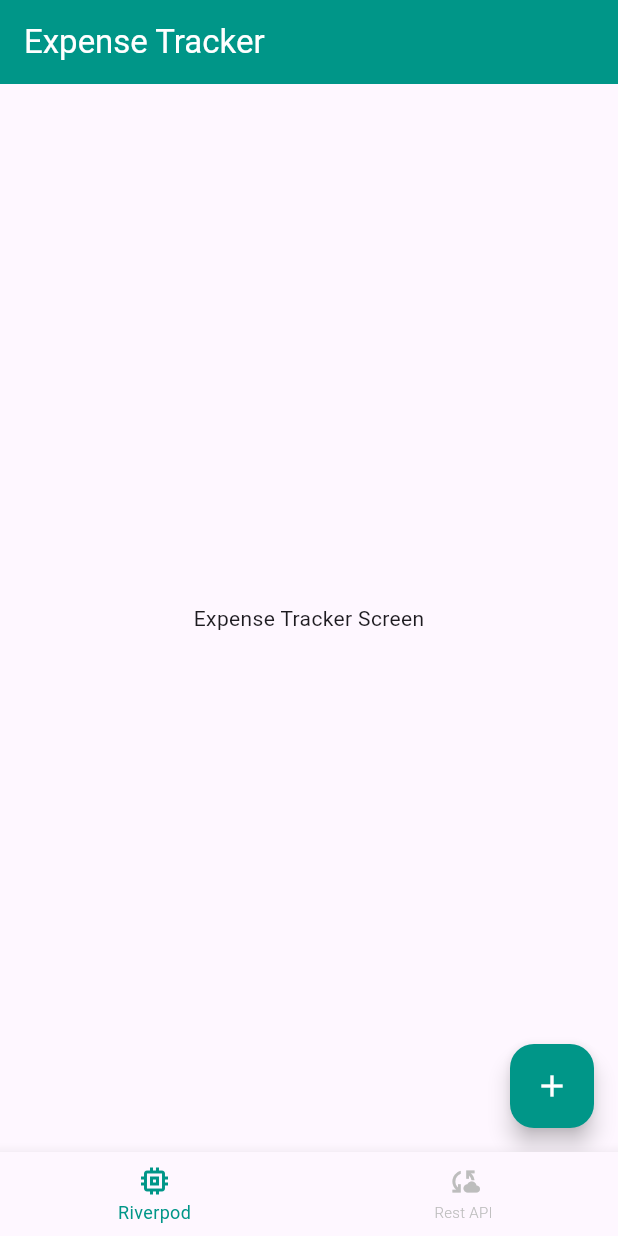
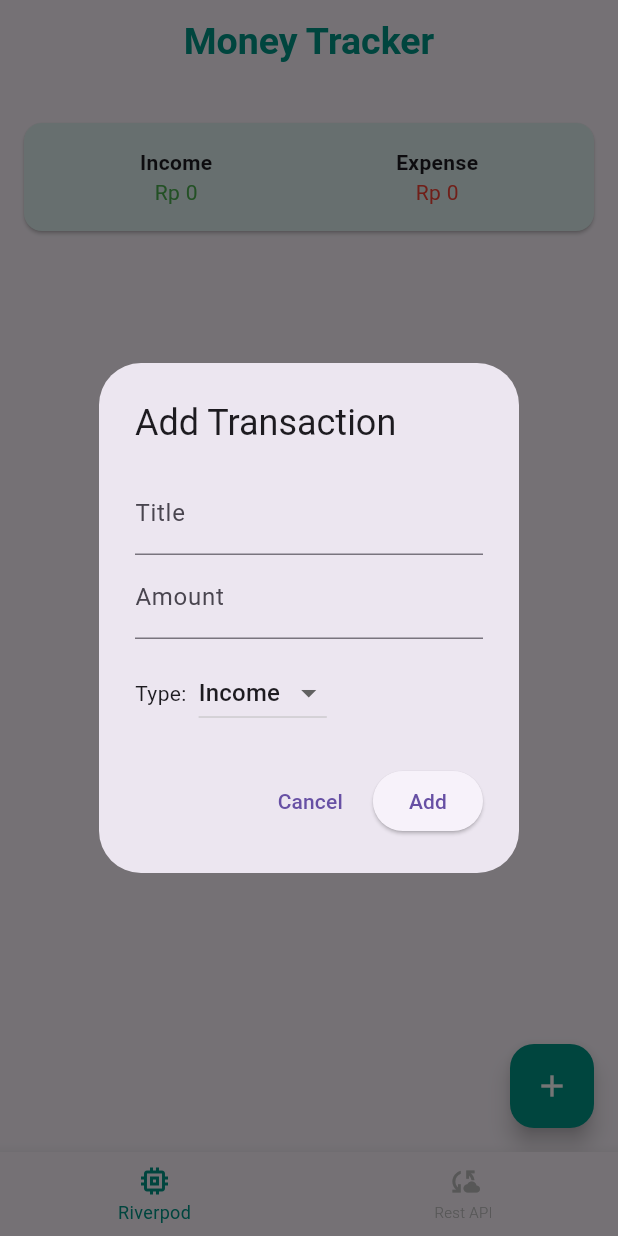
Before and after one commit to alikahfi275/flutter_case_study, a Flutter app: the screen it shows after launch, after a tap on the "add" icon, on a phone screen of 412 x 824 dp. Run offline on Flutter 3.47's test engine with Material 3 defaults, Android fonts, the phone set to English and light mode, and no system bars; our stand-ins replace dio, flutter_riverpod.

Commit message:
add riverpod

```diff
--- a/lib/core/routes/bottom_nav.dart
+++ b/lib/core/routes/bottom_nav.dart
@@ -1,6 +1,7 @@
-import 'package:case_study/data/bottom_nav_provider.dart';
 import 'package:flutter/material.dart';
 import 'package:flutter_riverpod/flutter_riverpod.dart';
+
+import '../../data/providers/bottom_nav_provider.dart';
 
 class BottomNav extends ConsumerWidget {
   const BottomNav({super.key});
--- /dev/null
+++ b/lib/core/utils/animated.dart
@@ -0,0 +1,89 @@
+import 'package:flutter/material.dart';
+
+enum AnimationType { fade, slide, slideFade }
+
+class AnimatedSlideFade extends StatefulWidget {
+  final Widget child;
+  final int delay;
+  final Duration duration;
+  final Offset offset;
+  final Curve curve;
+  final AnimationType type;
+
+  const AnimatedSlideFade({
+    super.key,
+    required this.child,
+    this.delay = 0,
+    this.duration = const Duration(milliseconds: 600),
+    this.offset = const Offset(0, 0.1),
+    this.curve = Curves.easeOut,
+    this.type = AnimationType.slideFade,
+  });
+
+  @override
+  State<AnimatedSlideFade> createState() => _AnimatedSlideFadeState();
+}
+
+class _AnimatedSlideFadeState extends State<AnimatedSlideFade>
+    with SingleTickerProviderStateMixin {
+  late AnimationController _controller;
+  late Animation<Offset> _slideAnimation;
+  late Animation<double> _fadeAnimation;
+
+  @override
+  void initState() {
+    super.initState();
+
+    _controller = AnimationController(duration: widget.duration, vsync: this);
+    final curved = CurvedAnimation(parent: _controller, curve: widget.curve);
+
+    _fadeAnimation = Tween<double>(begin: 0, end: 1).animate(curved);
+    _slideAnimation = Tween<Offset>(
+      begin: widget.offset,
+      end: Offset.zero,
+    ).animate(curved);
+
+    Future.delayed(Duration(milliseconds: widget.delay), () {
+      if (mounted) _controller.forward();
+    });
+  }
+
+  @override
+  void dispose() {
+    _controller.dispose();
+    super.dispose();
+  }
+
+  @override
+  Widget build(BuildContext context) {
+    Widget animatedChild = widget.child;
+
+    switch (widget.type) {
+      case AnimationType.fade:
+        animatedChild = FadeTransition(
+          opacity: _fadeAnimation,
+          child: widget.child,
+        );
+        break;
+
+      case AnimationType.slide:
+        animatedChild = SlideTransition(
+          position: _slideAnimation,
+          child: widget.child,
+        );
+        break;
+
+      case AnimationType.slideFade:
+        animatedChild = FadeTransition(
+          opacity: _fadeAnimation,
+          child: SlideTransition(
+            position: _slideAnimation,
+            child: widget.child,
+          ),
+        );
+        break;
+    }
+
+    return animatedChild;
+  }
+}
--- /dev/null
+++ b/lib/core/utils/formatters.dart
@@ -0,0 +1,19 @@
+import 'package:intl/intl.dart';
+
+String formatRupiah(double number) {
+  final formatter = NumberFormat.currency(
+    locale: 'id_ID',
+    symbol: 'Rp ',
+    decimalDigits: 0,
+  );
+  return formatter.format(number);
+}
+
+String formatRupiahWithDecimal(double number) {
+  final formatter = NumberFormat.currency(
+    locale: 'id_ID',
+    symbol: 'Rp ',
+    decimalDigits: 2,
+  );
+  return formatter.format(number);
+}
--- /dev/null
+++ b/lib/data/models/form.dart
@@ -0,0 +1,23 @@
+class TransactionFormState {
+  final String title;
+  final double amount;
+  final bool isIncome;
+
+  TransactionFormState({
+    this.title = '',
+    this.amount = 0,
+    this.isIncome = true,
+  });
+
+  TransactionFormState copyWith({
+    String? title,
+    double? amount,
+    bool? isIncome,
+  }) {
+    return TransactionFormState(
+      title: title ?? this.title,
+      amount: amount ?? this.amount,
+      isIncome: isIncome ?? this.isIncome,
+    );
+  }
+}
--- /dev/null
+++ b/lib/data/models/transaction.dart
@@ -0,0 +1,13 @@
+class Transaction {
+  final String id;
+  final String title;
+  final double amount;
+  final bool isIncome;
+
+  Transaction({
+    required this.id,
+    required this.title,
+    required this.amount,
+    required this.isIncome,
+  });
+}
--- /dev/null
+++ b/lib/data/providers/form_provider.dart
@@ -0,0 +1,29 @@
+import 'package:flutter_riverpod/legacy.dart';
+
+import '../../data/models/form.dart';
+
+class TransactionFormNotifier extends StateNotifier<TransactionFormState> {
+  TransactionFormNotifier() : super(TransactionFormState());
+
+  void setTitle(String value) {
+    state = state.copyWith(title: value);
+  }
+
+  void setAmount(double value) {
+    state = state.copyWith(amount: value);
+  }
+
+  void setIsIncome(bool value) {
+    state = state.copyWith(isIncome: value);
+  }
+
+  void reset() {
+    state = TransactionFormState();
+  }
+}
+
+final transactionFormProvider =
+    StateNotifierProvider.autoDispose<
+      TransactionFormNotifier,
+      TransactionFormState
+    >((ref) => TransactionFormNotifier());
--- /dev/null
+++ b/lib/data/providers/transaction_provider.dart
@@ -0,0 +1,29 @@
+import 'package:uuid/uuid.dart';
+import 'package:flutter_riverpod/legacy.dart';
+
+import '../models/transaction.dart';
+
+final uuid = const Uuid();
+
+class TransactionNotifier extends StateNotifier<List<Transaction>> {
+  TransactionNotifier() : super([]);
+
+  void addTransaction(String title, double amount, bool isIncome) {
+    final newTransaction = Transaction(
+      id: uuid.v4(),
+      title: title,
+      amount: amount,
+      isIncome: isIncome,
+    );
+    state = [newTransaction, ...state];
+  }
+
+  void deleteTransaction(String id) {
+    state = state.where((tx) => tx.id != id).toList();
+  }
+}
+
+final transactionProvider =
+    StateNotifierProvider<TransactionNotifier, List<Transaction>>((ref) {
+      return TransactionNotifier();
+    });
--- a/lib/view/expense_tracker_screen.dart
+++ /dev/null
@@ -1,26 +0,0 @@
-import 'package:flutter/material.dart';
-
-class ExpenseTrackerScreen extends StatelessWidget {
-  const ExpenseTrackerScreen({super.key});
-
-  @override
-  Widget build(BuildContext context) {
-    return Scaffold(
-      appBar: AppBar(
-        title: const Text(
-          'Expense Tracker',
-          style: TextStyle(color: Colors.white),
-        ),
-        backgroundColor: Colors.teal,
-      ),
-      body: const Center(child: Text('Expense Tracker Screen')),
-      floatingActionButton: FloatingActionButton(
-        onPressed: () {},
-        backgroundColor: Colors.teal,
-        foregroundColor: Colors.white,
-        child: const Icon(Icons.add),
-      ),
-      floatingActionButtonAnimator: FloatingActionButtonAnimator.scaling,
-    );
-  }
-}
--- /dev/null
+++ b/lib/view/money_tracker_screen.dart
@@ -0,0 +1,114 @@
+import 'package:flutter/material.dart';
+import 'package:flutter_riverpod/flutter_riverpod.dart';
+
+import '../core/utils/animated.dart';
+import '../core/utils/formatters.dart';
+import '../widgets/transaction_card.dart';
+import '../core/utils/animated_list.dart';
+import '../widgets/add_transaction_dialog.dart';
+import '../data/providers/transaction_provider.dart';
+
+class MoneyTrackerScreen extends ConsumerWidget {
+  const MoneyTrackerScreen({super.key});
+
+  @override
+  Widget build(BuildContext context, WidgetRef ref) {
+    final transactions = ref.watch(transactionProvider);
+    final transactionsNotifier = ref.read(transactionProvider.notifier);
+
+    final totalIncome = transactions
+        .where((t) => t.isIncome)
+        .fold(0.0, (sum, t) => sum + t.amount);
+    final totalExpense = transactions
+        .where((t) => !t.isIncome)
+        .fold(0.0, (sum, t) => sum + t.amount);
+
+    void openAddDialog() {
+      showDialog(
+        context: context,
+        builder: (_) => AddTransactionDialog(
+          onSubmit: (title, amount, isIncome) {
+            transactionsNotifier.addTransaction(title, amount, isIncome);
+          },
+        ),
+      );
+    }
+
+    return Scaffold(
+      appBar: AppBar(
+        title: const Text(
+          'Money Tracker',
+          style: TextStyle(
+            color: Colors.teal,
+            fontSize: 25,
+            fontWeight: FontWeight.w600,
+          ),
+        ),
+        centerTitle: true,
+      ),
+      floatingActionButton: AnimatedSlideFade(
+        delay: 500,
+        type: AnimationType.slide,
+        offset: const Offset(0, 2),
+        child: FloatingActionButton(
+          onPressed: openAddDialog,
+          backgroundColor: Colors.teal,
+          child: const Icon(Icons.add, color: Colors.white),
+        ),
+      ),
+      body: Column(
+        children: [
+          const SizedBox(height: 10),
+          Card(
+            margin: const EdgeInsets.all(16),
+            color: Colors.teal.shade50,
+            child: Padding(
+              padding: const EdgeInsets.all(16.0),
+              child: Row(
+                mainAxisAlignment: MainAxisAlignment.spaceAround,
+                children: [
+                  Column(
+                    children: [
+                      const Text(
+                        'Income',
+                        style: TextStyle(fontWeight: FontWeight.bold),
+                      ),
+                      Text(
+                        formatRupiah(totalIncome),
+                        style: const TextStyle(color: Colors.green),
+                      ),
+                    ],
+                  ),
+                  Column(
+                    children: [
+                      const Text(
+                        'Expense',
+                        style: TextStyle(fontWeight: FontWeight.bold),
+                      ),
+                      Text(
+                        formatRupiah(totalExpense),
+                        style: const TextStyle(color: Colors.red),
+                      ),
+                    ],
+                  ),
+                ],
+              ),
+            ),
+          ),
+          Expanded(
+            child: transactions.isEmpty
+                ? const Center(child: Text('No transactions yet'))
+                : AnimatedItemList(
+                    items: transactions,
+                    itemBuilder: (context, tx, index) => TransactionCard(
+                      transaction: tx,
+                      onDelete: () =>
+                          transactionsNotifier.deleteTransaction(tx.id),
+                    ),
+                  ),
+          ),
+        ],
+      ),
+    );
+  }
+}
--- /dev/null
+++ b/lib/widgets/add_transaction_dialog.dart
@@ -0,0 +1,90 @@
+import 'package:flutter/material.dart';
+import 'package:flutter_riverpod/flutter_riverpod.dart';
+
+import '../data/providers/form_provider.dart';
+
+class AddTransactionDialog extends ConsumerWidget {
+  AddTransactionDialog({super.key, required this.onSubmit});
+
+  final Function(String title, double amount, bool isIncome) onSubmit;
+  final _formKey = GlobalKey<FormState>();
+
+  @override
+  Widget build(BuildContext context, WidgetRef ref) {
+    final form = ref.watch(transactionFormProvider);
+    final formNotifier = ref.read(transactionFormProvider.notifier);
+
+    return AlertDialog(
+      title: const Text('Add Transaction'),
+      content: Form(
+        key: _formKey,
+        child: Column(
+          mainAxisSize: MainAxisSize.min,
+          children: [
+            TextFormField(
+              decoration: const InputDecoration(labelText: 'Title'),
+              initialValue: form.title,
+              onChanged: formNotifier.setTitle,
+              validator: (value) =>
+                  value == null || value.isEmpty ? 'Title required' : null,
+            ),
+            TextFormField(
+              decoration: const InputDecoration(labelText: 'Amount'),
+              keyboardType: TextInputType.number,
+              initialValue: form.amount == 0
+                  ? ''
+                  : form.amount.toStringAsFixed(2),
+              onChanged: (value) {
+                final numValue = double.tryParse(value) ?? 0;
+                formNotifier.setAmount(numValue);
+              },
+              validator: (value) {
+                final numValue = double.tryParse(value ?? '');
+                if (numValue == null || numValue <= 0) {
+                  return 'Enter a valid amount';
+                }
+                return null;
+              },
+            ),
+            const SizedBox(height: 12),
+            Row(
+              children: [
+                const Text('Type:'),
+                const SizedBox(width: 8),
+                DropdownButton<bool>(
+                  value: form.isIncome,
+                  items: const [
+                    DropdownMenuItem(value: true, child: Text('Income')),
+                    DropdownMenuItem(value: false, child: Text('Expense')),
+                  ],
+                  onChanged: (value) {
+                    if (value != null) formNotifier.setIsIncome(value);
+                  },
+                ),
+              ],
+            ),
+          ],
+        ),
+      ),
+      actions: [
+        TextButton(
+          onPressed: () {
+            formNotifier.reset();
+            Navigator.pop(context);
+          },
+          child: const Text('Cancel'),
+        ),
+        ElevatedButton(
+          onPressed: () {
+            if (_formKey.currentState!.validate()) {
+              onSubmit(form.title, form.amount, form.isIncome);
+              formNotifier.reset();
+              Navigator.pop(context);
+            }
+          },
+          child: const Text('Add'),
+        ),
+      ],
+    );
+  }
+}
--- a/pubspec.yaml
+++ b/pubspec.yaml
@@ -36,6 +36,8 @@ dependencies:
   cupertino_icons: ^1.0.8
   flutter_riverpod: ^3.0.3
   dio: ^5.9.0
+  uuid: ^4.5.1
+  intl: ^0.19.0
 
 dev_dependencies:
   flutter_test:
```
Also changed, not shown: lib/core/utils/animated_list.dart (added, +81 -0 lines), lib/data/providers/bottom_nav_provider.dart (renamed from lib/data/bottom_nav_provider.dart, +4 -3 lines), lib/widgets/transaction_card.dart (added, +42 -0 lines), pubspec.lock.
